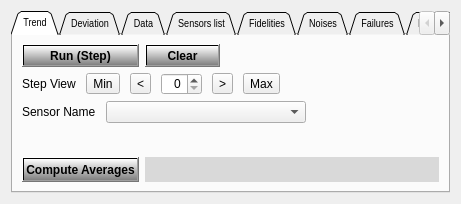
The window that src/commons/RSGraphView.ui (stslu/rex) describes before a commit, drawn with Qt 5.
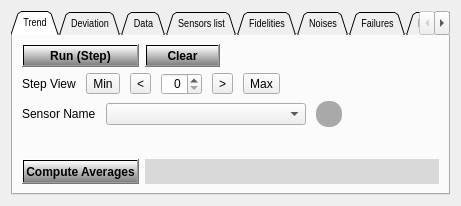
The same window after the commit. Icons and pictures are not drawn. Custom widgets are drawn as their Qt base class.

Commit message: SGP-1062_RexNodes : It is now possible to skip nodes with no ast_type. And also skip dead points (no ap_code or nd_code)

Patch:
```diff
--- a/src/commons/RSGraphView.ui
+++ b/src/commons/RSGraphView.ui
@@ -7,7 +7,7 @@
     <x>0</x>
     <y>0</y>
     <width>461</width>
-    <height>204</height>
+    <height>206</height>
    </rect>
   </property>
   <property name="windowTitle">
@@ -67,7 +67,7 @@
       </attribute>
       <layout class="QGridLayout" name="gridLayout_2" rowstretch="0,0,0,0,0">
        <item row="2" column="0" colspan="4">
-        <layout class="QHBoxLayout" name="horizontalLayout_2" stretch="0,0,1">
+        <layout class="QHBoxLayout" name="horizontalLayout_2" stretch="0,0,0,1">
          <property name="spacing">
           <number>10</number>
          </property>
@@ -88,6 +88,34 @@
            </property>
           </widget>
          </item>
+         <item>
+          <widget class="QToolButton" name="measTypeIndicator">
+           <property name="enabled">
+            <bool>false</bool>
+           </property>
+           <property name="minimumSize">
+            <size>
+             <width>26</width>
+             <height>26</height>
+            </size>
+           </property>
+           <property name="maximumSize">
+            <size>
+             <width>26</width>
+             <height>26</height>
+            </size>
+           </property>
+           <property name="styleSheet">
+            <string notr="true">QToolButton {    border-radius: 12px;background-color: darkgray}</string>
+           </property>
+           <property name="text">
+            <string/>
+           </property>
+           <property name="shortcut">
+            <string notr="true"/>
+           </property>
+          </widget>
+         </item>
          <item>
           <spacer name="horizontalSpacer_5">
            <property name="orientation">
```
The commit also changes 12 other files.
